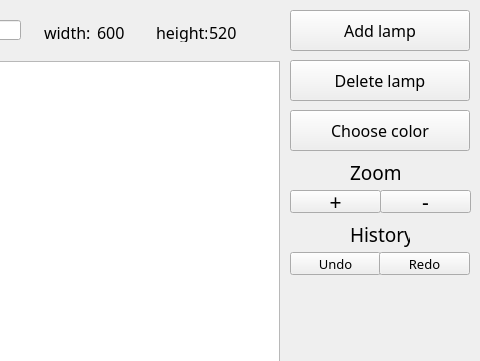
Old version of the form MainWindow.ui in the repository artemyarotskyi/disko; both pictures show x 520 to 1000 and y 0 to 361 of the 1000 by 600 pixel window.
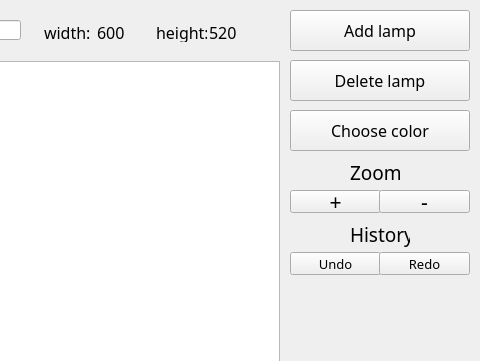
New version of the form.

Commit message: do buttons logic state(eneable)

```diff
--- a/MainWindow.ui
+++ b/MainWindow.ui
@@ -378,7 +378,7 @@
    <widget class="QPushButton" name="btnZoomMinus">
     <property name="geometry">
      <rect>
-      <x>900</x>
+      <x>899</x>
       <y>190</y>
       <width>91</width>
       <height>23</height>
```
The commit also changes 2 other files.
